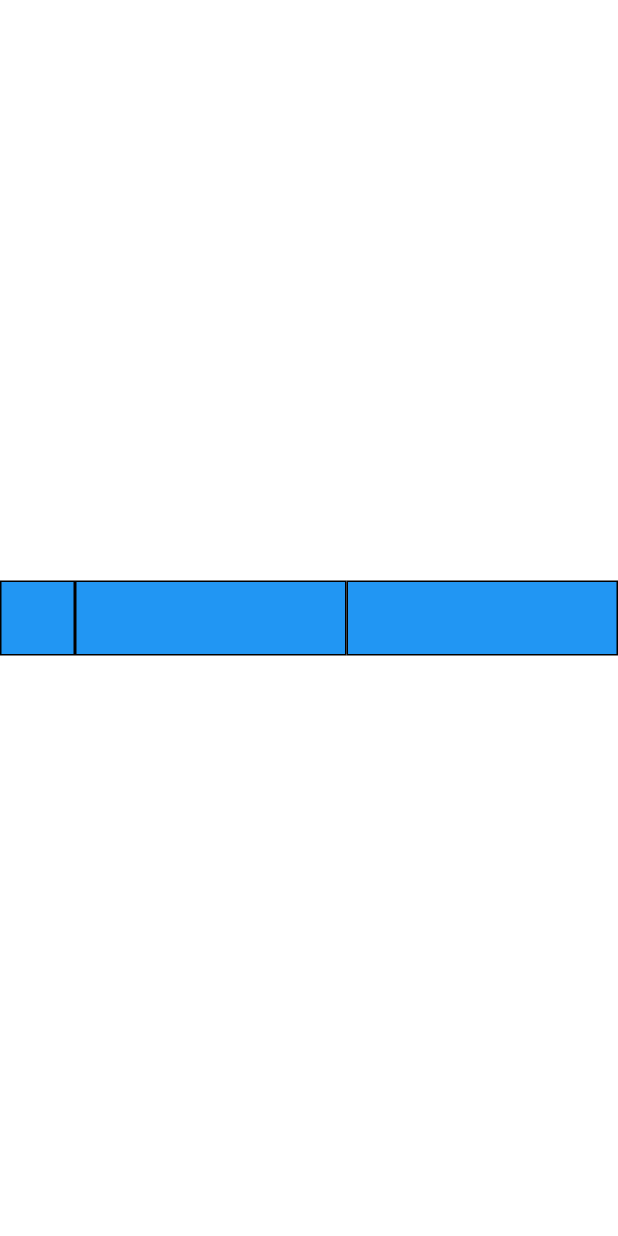
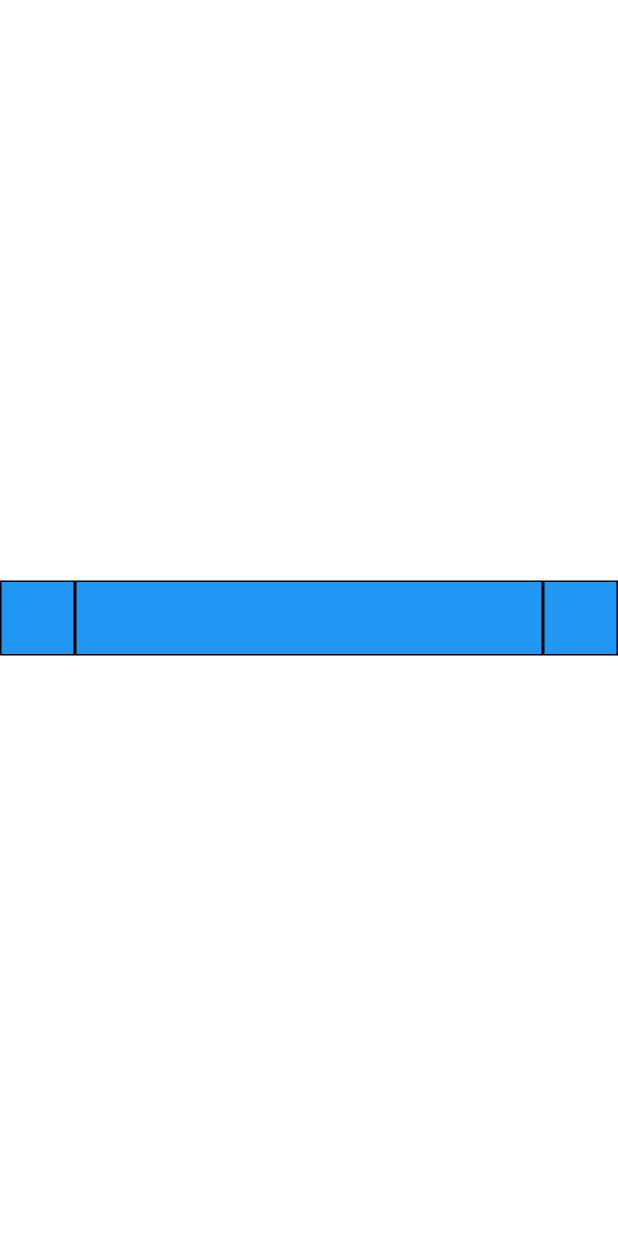
Before and after one commit to JER3MIAH/responsive_todo_app, a Flutter app: the screen it shows after launch, on a phone screen of 412 x 824 dp. Run offline on Flutter 3.47's test engine with Material 2 defaults, Android fonts, the phone set to English and light mode, and no system bars.

Commit message:
expanded widget

```diff
--- a/lib/logic/widget.dart
+++ b/lib/logic/widget.dart
@@ -8,16 +8,8 @@ class MyWidget extends StatelessWidget {
     return const Row(
       children: [
         BlueBox(),
-        Flexible(
-          fit: FlexFit.tight,
-          flex: 1,
-          child: BlueBox(),
-        ),
-        Flexible(
-          fit: FlexFit.tight,
-          flex: 1,
-          child: BlueBox(),
-        ),
+        Expanded(child: BlueBox()),
+        BlueBox(),
       ],
     );
   }
--- a/lib/main.dart
+++ b/lib/main.dart
@@ -1,5 +1,4 @@
 import 'package:flutter/material.dart';
-
 import 'logic/widget.dart';
 
 void main() {
```
